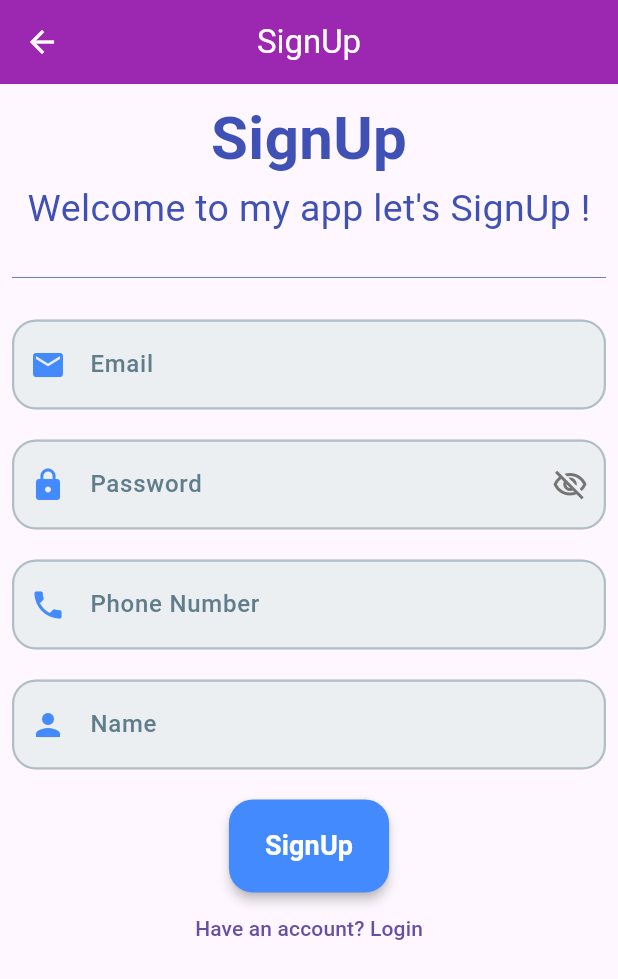
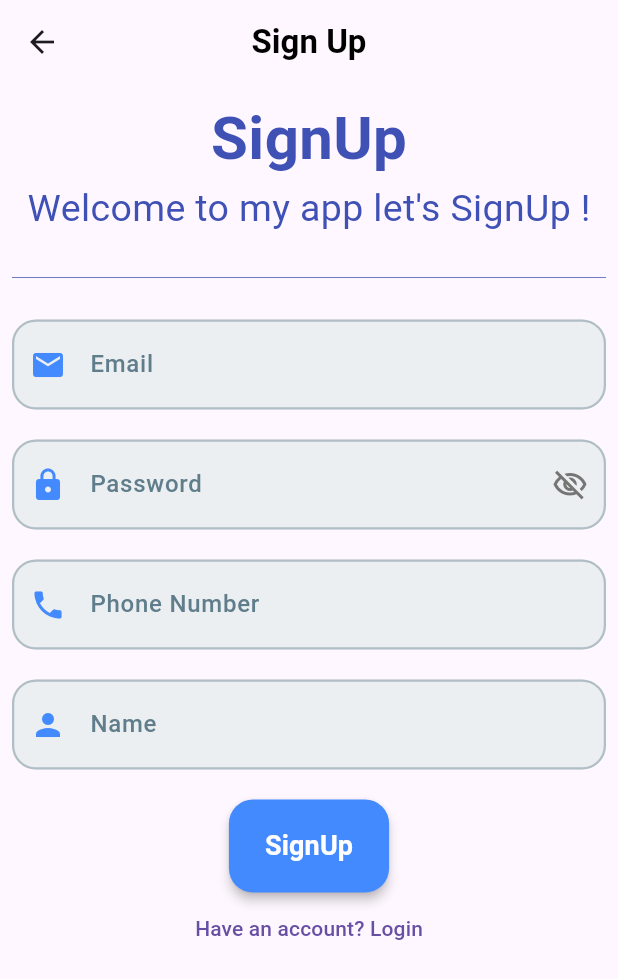
Before and after one commit to GeorgeWagih-git/login-firebase, a Flutter app: the LoginScreen screen opened directly, after a tap on "Login", after a tap on "Don't have an account? SignUp", on a phone screen of 412 x 824 dp. Shown: the top 979 px of the screen. Run offline on Flutter 3.47's test engine with Material 3 defaults, Android fonts, the phone set to English and light mode, and no system bars; our stand-ins replace cloud_firestore, firebase_auth, firebase_core, firebase_messaging, flutter_bloc, shared_preferences; accounts and stored records are empty.

```diff
--- a/lib/screens/login_screen.dart
+++ b/lib/screens/login_screen.dart
@@ -17,10 +17,12 @@ class LoginScreen extends StatelessWidget {
   Widget build(BuildContext context) {
     return Scaffold(
       appBar: AppBar(
-        iconTheme: IconThemeData(color: Colors.white),
-        title: Text('Login', style: TextStyle(color: Colors.white)),
+        title: Text(
+          'Login',
+          style: TextStyle(color: Colors.black, fontWeight: FontWeight.bold),
+        ),
         centerTitle: true,
-        backgroundColor: Colors.purple,
+        backgroundColor: Colors.transparent,
       ),
       body: Padding(
         padding: const EdgeInsets.all(8.0),
@@ -52,11 +54,13 @@ class LoginScreen extends StatelessWidget {
                   if (state is LoginSuccess) {
                     ScaffoldMessenger.of(context).showSnackBar(
                       SnackBar(
-                        content: Text(
-                          "Welcome",
-                          style: TextStyle(
-                            fontWeight: FontWeight.bold,
-                            color: Colors.white,
+                        content: Center(
+                          child: Text(
+                            "Welcome",
+                            style: TextStyle(
+                              fontWeight: FontWeight.bold,
+                              color: Colors.white,
+                            ),
                           ),
                         ),
                         backgroundColor: Colors.purple,
--- a/lib/screens/signup_screen.dart
+++ b/lib/screens/signup_screen.dart
@@ -13,10 +13,12 @@ class SignupScreen extends StatelessWidget {
   Widget build(BuildContext context) {
     return Scaffold(
       appBar: AppBar(
-        iconTheme: IconThemeData(color: Colors.white),
-        title: Text('SignUp', style: TextStyle(color: Colors.white)),
+        title: Text(
+          'Sign Up',
+          style: TextStyle(color: Colors.black, fontWeight: FontWeight.bold),
+        ),
         centerTitle: true,
-        backgroundColor: Colors.purple,
+        backgroundColor: Colors.transparent,
       ),
       body: Padding(
         padding: const EdgeInsets.all(8.0),
```
Also changed, not shown: lib/screens/home_screen.dart (+8 -3 lines), lib/widgets/app_drawer.dart (+30 -4 lines).
